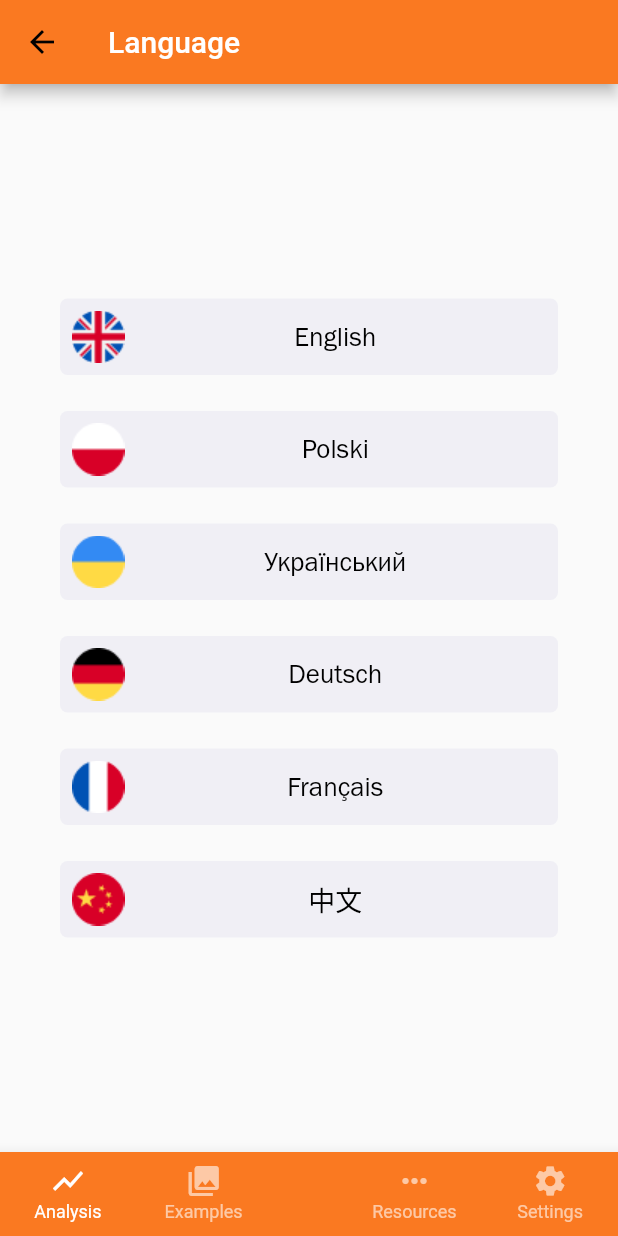
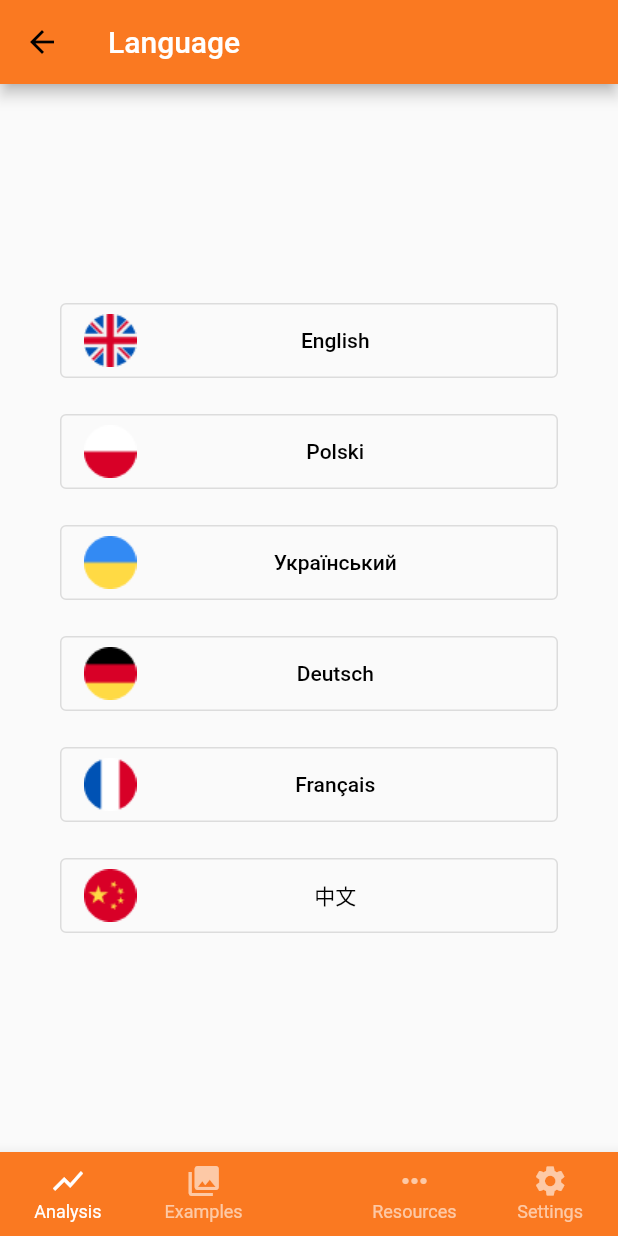
Before and after one commit to DIYSpectroid/SpecLight-App, a Flutter app: the LanguageChange screen opened directly with empty values, after a tap on "English", on a phone screen of 412 x 824 dp. Run offline on Flutter 3.47's test engine with Material 2 defaults, Android fonts, the light colour scheme and no system bars; our stand-ins replace camera, charts_flutter, image_cropper, image_picker, shared_preferences; missing offline and left inert: dart:ffi; accounts and stored records are empty; generated files the repository leaves out were written again.

Commit message:
Created UI for resources page

```diff
--- a/lib/language_change.dart
+++ b/lib/language_change.dart
@@ -48,6 +48,7 @@ class LanguageChange extends StatelessWidget {
                   language.changeLocale(Locale('en'));
                   _setLanguage('en');
                 },
+                imageSize: 35,
               ),
               Padding(padding: EdgeInsets.all(spacing)),
               ImageButton(
@@ -57,26 +58,31 @@ class LanguageChange extends StatelessWidget {
                   language.changeLocale(Locale('pl'));
                   _setLanguage('pl');
                 },
+                imageSize: 35,
               ),
               Padding(padding: EdgeInsets.all(spacing)),
               ImageButton(
                 imagePath: "assets/ukraine.png",
                 label: "Український",
+                imageSize: 35,
               ),
               Padding(padding: EdgeInsets.all(spacing)),
               ImageButton(
                 imagePath: "assets/germany.png",
                 label: "Deutsch",
+                imageSize: 35,
               ),
               Padding(padding: EdgeInsets.all(spacing)),
               ImageButton(
                 imagePath: "assets/france.png",
                 label: "Français",
+                imageSize: 35,
               ),
               Padding(padding: EdgeInsets.all(spacing)),
               ImageButton(
                 imagePath: "assets/china.png",
                 label: "中文",
+                imageSize: 35,
               ),
             ]),
       ),
--- a/lib/main.dart
+++ b/lib/main.dart
@@ -71,8 +71,9 @@ class MyApp extends StatelessWidget {
                 primarySwatch: buildMaterialColor(Color(0xFFFA7921)),
                 accentColor: buildMaterialColor(Color(0xFFF2AF29)),
                 textTheme: TextTheme(
-                  headline6: TextStyle(color: Colors.white),
-                )
+                  bodyText1: TextStyle(color: Colors.black, fontSize: 16),
+                  headline6: TextStyle(color: Colors.white, fontSize: 20),
+                ),
               ),
               home: MainPage(camera: camera, chooseID: ValueNotifier<int>(0)),
             );
--- a/lib/new_ui_components.dart
+++ b/lib/new_ui_components.dart
@@ -23,13 +23,7 @@ class MenuButton extends StatelessWidget {
       child: Row(
         children: [
           Icon(icon, color: Colors.black),
-          Expanded(child: Container(
-            height: 30,
-          ),),
           Text(label, style: TextStyle(color: Colors.black, fontSize: 18, fontFamily: 'Franklin'), textAlign: TextAlign.center,),
-          Expanded(child: Container(
-            height: 30,
-          ),),
         ],
       ),
       style: ButtonStyle(
@@ -50,41 +44,29 @@ class MenuButton extends StatelessWidget {
 class ImageButton extends StatelessWidget {
 
   final String imagePath;
+  final double imageSize;
   final String label;
   final void Function()? onPressed;
   final Color color;
 
   ImageButton({
     required this.imagePath,
+    required this.imageSize,
     required this.label,
     this.onPressed,
-    this.color = const Color(0x40D2D0E7),
+    this.color = Colors.black,
   });
 
   @override
   Widget build(BuildContext context) {
-    return TextButton(
+    return OutlinedButton(
       child: Row(
         children: [
-          Image(image: AssetImage(imagePath)),
-          Expanded(child: Container(
-            height: 30,
-          ),),
-          Text(label, style: TextStyle(color: Colors.black, fontSize: 18, fontFamily: 'Franklin'), textAlign: TextAlign.center,),
-          Expanded(child: Container(
-            height: 30,
-          ),),
+          SizedBox(width: imageSize, height: imageSize, child: Image(image: AssetImage(imagePath))),
+          Expanded(child: Container(height: 50)),
+          Text(label, style: TextStyle(color: color, fontSize: 14), textAlign: TextAlign.center,),
+          Expanded(child: Container(height: 50)),
         ],
-      ),
-      style: ButtonStyle(
-        shape:
-        MaterialStateProperty.all<RoundedRectangleBorder>(
-            RoundedRectangleBorder(
-              borderRadius: BorderRadius.circular(5.0),
-            )
-        ),
-        backgroundColor: MaterialStateProperty.all(color),
-
       ),
       onPressed: onPressed,
     );
--- a/lib/resources.dart
+++ b/lib/resources.dart
@@ -3,13 +3,125 @@ import 'package:flutter_gen/gen_l10n/app_localizations.dart';
 import 'new_ui_components.dart';
 
 class ResorcesPage extends StatelessWidget {
-
   ResorcesPage({Key? key, required this.chooseID}) : super(key: key);
   ValueNotifier<int> chooseID;
 
   @override
   Widget build(BuildContext context) {
     return Scaffold(
+      appBar: AppBar(
+          title: Text(
+        AppLocalizations.of(context)!.resources,
+        style: Theme.of(context).textTheme.headline6,
+      )),
+      body: ListView(
+        shrinkWrap: true,
+        padding: const EdgeInsets.fromLTRB(20, 0, 20, 0),
+        children: [
+          Padding(padding: EdgeInsets.only(bottom: 20.0)),
+          Text(
+            "Website:",
+            style: Theme.of(context).textTheme.bodyText1,
+          ),
+          SizedBox(
+            height: 36,
+            child: TextButton(
+              onPressed: () {},
+              child: Align(
+                  child: Text("http://hexa.fis.agh.edu.pl/speclight-app/",
+                      style: TextStyle(
+                          fontSize: 16, color: Theme.of(context).accentColor)),
+                  alignment: FractionalOffset.centerLeft),
+              style: ButtonStyle(
+                padding:
+                    MaterialStateProperty.all<EdgeInsets>(EdgeInsets.all(0)),
+              ),
+            ),
+          ),
+          Padding(padding: EdgeInsets.only(bottom: 14.0)),
+          Text("YouTube channel with videotutorials:",
+              style: Theme.of(context).textTheme.bodyText1),
+          SizedBox(
+            height: 36,
+            child: TextButton(
+              onPressed: () {},
+              child: Align(
+                  child: Text("http://hexa.fis.agh.edu.pl/speclight-app/",
+                      style: TextStyle(
+                          fontSize: 16, color: Theme.of(context).accentColor)),
+                  alignment: FractionalOffset.centerLeft),
+              style: ButtonStyle(
+                padding:
+                MaterialStateProperty.all<EdgeInsets>(EdgeInsets.all(0)),
+              ),
+            ),
+          ),
+          Padding(padding: EdgeInsets.only(bottom: 14.0)),
+          Text(AppLocalizations.of(context)!.authors, style: Theme.of(context).textTheme.bodyText1),
+          Padding(padding: EdgeInsets.all(2)),
+
+          Text("Ryszard Błażej", style: Theme.of(context).textTheme.bodyText2),
+          Text("Jakub Hulek", style: Theme.of(context).textTheme.bodyText2),
+          Text("Łukasz Ruba", style: Theme.of(context).textTheme.bodyText2),
+          Padding(padding: EdgeInsets.all(2 * 2)),
+
+          Text(AppLocalizations.of(context)!.supervisors, style: Theme.of(context).textTheme.bodyText1),
+          Padding(padding: EdgeInsets.all(2)),
+
+          Text("dr Joanna Janik-Kokoszka", style: Theme.of(context).textTheme.bodyText2),
+          Text("mgr Roman Kokoszka", style: Theme.of(context).textTheme.bodyText2),
+          Padding(padding: EdgeInsets.all(2 * 2)),
+
+          Text(AppLocalizations.of(context)!.special_thanks, style: Theme.of(context).textTheme.bodyText1),
+          Padding(padding: EdgeInsets.all(2)),
+
+          Text("XYZ", style: Theme.of(context).textTheme.bodyText2),
+          Text("XYZ", style: Theme.of(context).textTheme.bodyText2),
+          Text("XYZ", style: Theme.of(context).textTheme.bodyText2),
+          Text("XYZ", style: Theme.of(context).textTheme.bodyText2),
+
+          Padding(padding: EdgeInsets.only(bottom: 110.0)),
+          Text("Share our app!", style: Theme.of(context).textTheme.headline5),
+          Padding(padding: EdgeInsets.only(bottom: 15.0)),
+          GridView(
+            physics: NeverScrollableScrollPhysics(),
+            shrinkWrap: true,
+            gridDelegate: SliverGridDelegateWithFixedCrossAxisCount(
+              crossAxisCount: 2,
+              crossAxisSpacing: 10.0,
+              mainAxisSpacing: 10.0,
+              mainAxisExtent: 50.0
+            ),
+            children: <Widget>[
+                  ImageButton(
+                    imagePath: "assets/facebookOrange.png",
+                    imageSize: 35,
+                    label: "Facebook",
+                    color: Color(0xFFbb8000),
+                  ),
+                  ImageButton(
+                    imagePath: "assets/instagramOrange.png",
+                    imageSize: 35,
+                    label: "Instagram",
+                    color: Color(0xFFbb8000),
+                  ),
+                  ImageButton(
+                    imagePath: "assets/linkedinOrange.png",
+                    imageSize: 35,
+                    label: "Linkedin",
+                    color: Color(0xFFbb8000),
+                  ),
+                  ImageButton(
+                    imagePath: "assets/twitterOrange.png",
+                    imageSize: 35,
+                    label: "Twitter",
+                    color: Color(0xFFbb8000),
+                    onPressed: (){print("twitter");},
+                  ),
+            ],
+          )
+        ],
+      ),
       bottomNavigationBar: BottomAppBar(
           shape: CircularNotchedRectangle(),
           notchMargin: 2.0,
@@ -19,33 +131,29 @@ class ResorcesPage extends StatelessWidget {
             child: Row(
               mainAxisAlignment: MainAxisAlignment.spaceBetween,
               children: <Widget>[
-                BottomTab(icon: Icons.show_chart,
+                BottomTab(
+                    icon: Icons.show_chart,
                     label: AppLocalizations.of(context)!.analysis_header,
-                    color: Theme
-                        .of(context)
-                        .primaryColor,
+                    color: Theme.of(context).primaryColor,
                     id: 0,
                     currentID: chooseID),
-                BottomTab(icon: Icons.photo_library,
+                BottomTab(
+                    icon: Icons.photo_library,
                     label: AppLocalizations.of(context)!.examples,
-                    color: Theme
-                        .of(context)
-                        .primaryColor,
+                    color: Theme.of(context).primaryColor,
                     id: 1,
                     currentID: chooseID),
                 SizedBox(width: 50), // The dummy child
-                BottomTab(icon: Icons.more_horiz,
+                BottomTab(
+                    icon: Icons.more_horiz,
                     label: AppLocalizations.of(context)!.resources,
-                    color: Theme
-                        .of(context)
-                        .primaryColor,
+                    color: Theme.of(context).primaryColor,
                     id: 2,
                     currentID: chooseID),
-                BottomTab(icon: Icons.settings,
+                BottomTab(
+                    icon: Icons.settings,
                     label: AppLocalizations.of(context)!.settings,
-                    color: Theme
-                        .of(context)
-                        .primaryColor,
+                    color: Theme.of(context).primaryColor,
                     id: 3,
                     currentID: chooseID),
               ],
@@ -53,5 +161,4 @@ class ResorcesPage extends StatelessWidget {
           )),
     );
   }
-
 }
```
Also changed, not shown: assets/facebookOrange.png (added), assets/instagramOrange.png (added), assets/linkedinOrange.png (added), assets/twitterOrange.png (added).
